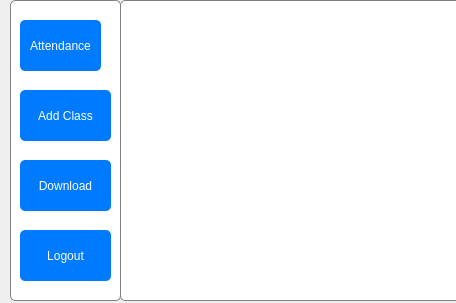
This is attendance.ui in poshan12635/project as Qt 5 draws it before an edit. The edited form follows.
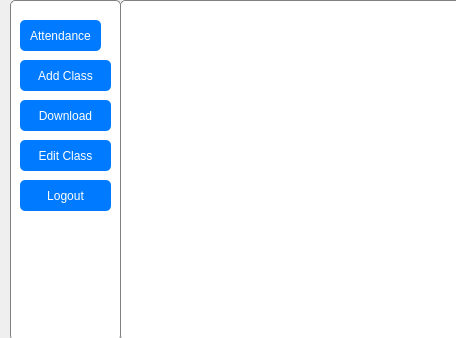
This is the edited form. Icons and pictures are not drawn.

```diff
--- a/attendance.ui
+++ b/attendance.ui
@@ -7,7 +7,7 @@
     <x>0</x>
     <y>0</y>
     <width>456</width>
-    <height>303</height>
+    <height>338</height>
    </rect>
   </property>
   <property name="windowTitle">
@@ -41,7 +41,7 @@
      <x>10</x>
      <y>0</y>
      <width>111</width>
-     <height>301</height>
+     <height>341</height>
     </rect>
    </property>
    <property name="styleSheet">
@@ -90,7 +90,7 @@
       <x>10</x>
       <y>20</y>
       <width>81</width>
-      <height>51</height>
+      <height>31</height>
      </rect>
     </property>
     <property name="text">
@@ -101,9 +101,9 @@
     <property name="geometry">
      <rect>
       <x>10</x>
-      <y>90</y>
+      <y>60</y>
       <width>91</width>
-      <height>51</height>
+      <height>31</height>
      </rect>
     </property>
     <property name="text">
@@ -114,9 +114,9 @@
     <property name="geometry">
      <rect>
       <x>10</x>
-      <y>160</y>
+      <y>100</y>
       <width>91</width>
-      <height>51</height>
+      <height>31</height>
      </rect>
     </property>
     <property name="text">
@@ -127,15 +127,28 @@
     <property name="geometry">
      <rect>
       <x>10</x>
-      <y>230</y>
+      <y>180</y>
       <width>91</width>
-      <height>51</height>
+      <height>31</height>
      </rect>
     </property>
     <property name="text">
      <string>Logout</string>
     </property>
    </widget>
+   <widget class="QPushButton" name="pushButton_5">
+    <property name="geometry">
+     <rect>
+      <x>10</x>
+      <y>140</y>
+      <width>91</width>
+      <height>31</height>
+     </rect>
+    </property>
+    <property name="text">
+     <string>Edit Class</string>
+    </property>
+   </widget>
   </widget>
   <widget class="QGroupBox" name="groupBox_2">
    <property name="geometry">
@@ -143,7 +156,7 @@
      <x>120</x>
      <y>0</y>
      <width>341</width>
-     <height>301</height>
+     <height>341</height>
     </rect>
    </property>
    <property name="styleSheet">
```
